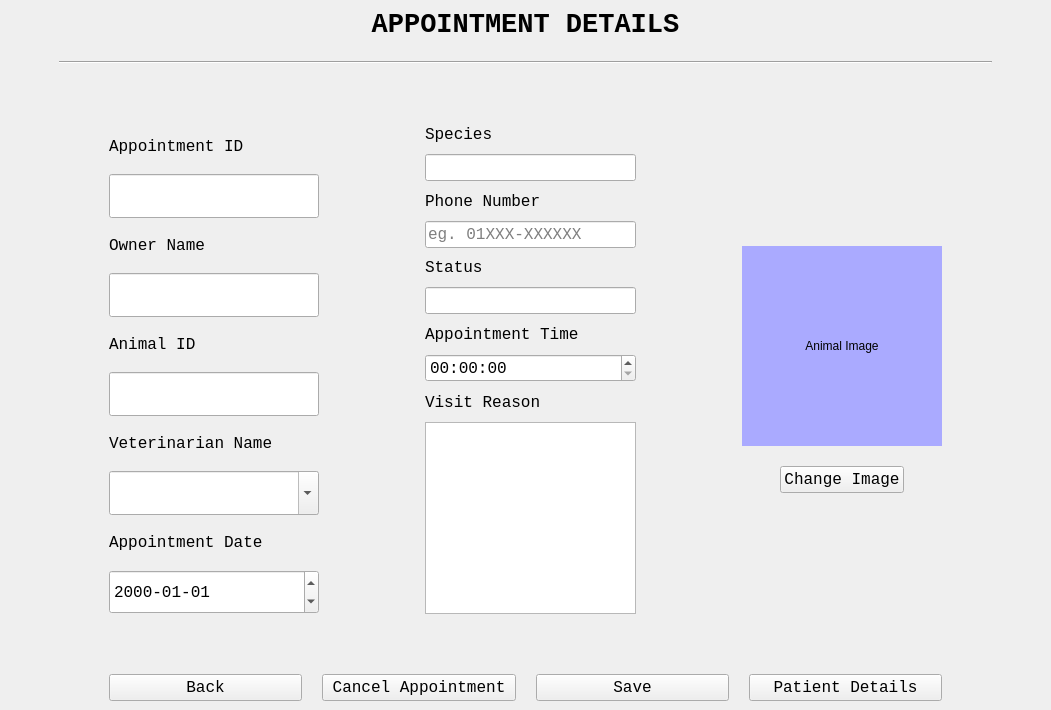
ASNaeem/Simple-VCMS, file AppointmentModifyUI.ui: the form before one commit.
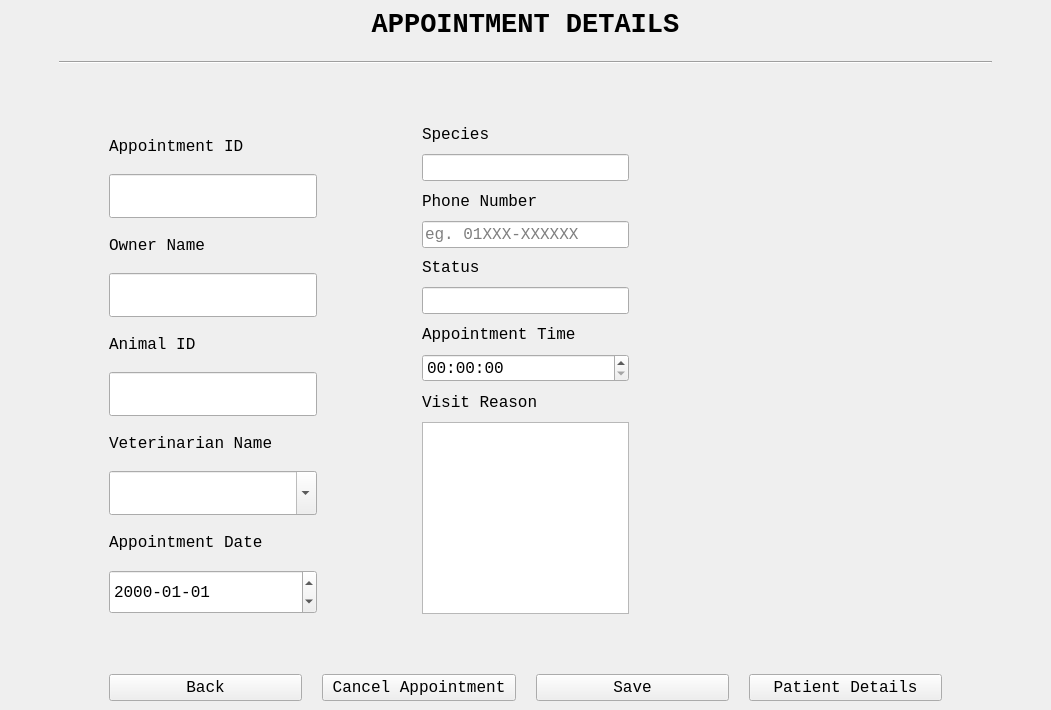
The form after the commit. Icons and pictures are not drawn.

What changed in the file:
```diff
--- a/AppointmentModifyUI.ui
+++ b/AppointmentModifyUI.ui
@@ -574,10 +574,10 @@
              </size>
             </property>
             <property name="styleSheet">
-             <string notr="true">background-color: rgb(170, 170, 255);</string>
+             <string notr="true">image: url(:/resources/resources/animal.png);</string>
             </property>
             <property name="text">
-             <string>Animal Image</string>
+             <string/>
             </property>
             <property name="alignment">
              <set>Qt::AlignCenter</set>
@@ -585,30 +585,7 @@
            </widget>
           </item>
           <item>
-           <layout class="QHBoxLayout" name="horizontalLayout_11">
-            <item>
-             <widget class="QPushButton" name="button_apt_image">
-              <property name="sizePolicy">
-               <sizepolicy hsizetype="Fixed" vsizetype="Fixed">
-                <horstretch>0</horstretch>
-                <verstretch>0</verstretch>
-               </sizepolicy>
-              </property>
-              <property name="font">
-               <font>
-                <family>Courier New</family>
-                <pointsize>12</pointsize>
-               </font>
-              </property>
-              <property name="cursor">
-               <cursorShape>PointingHandCursor</cursorShape>
-              </property>
-              <property name="text">
-               <string>Change Image</string>
-              </property>
-             </widget>
-            </item>
-           </layout>
+           <layout class="QHBoxLayout" name="horizontalLayout_11"/>
           </item>
           <item>
            <spacer name="verticalSpacer_4">
```
Left out of the diff: 4 changed lines with no effect on the pictures.
